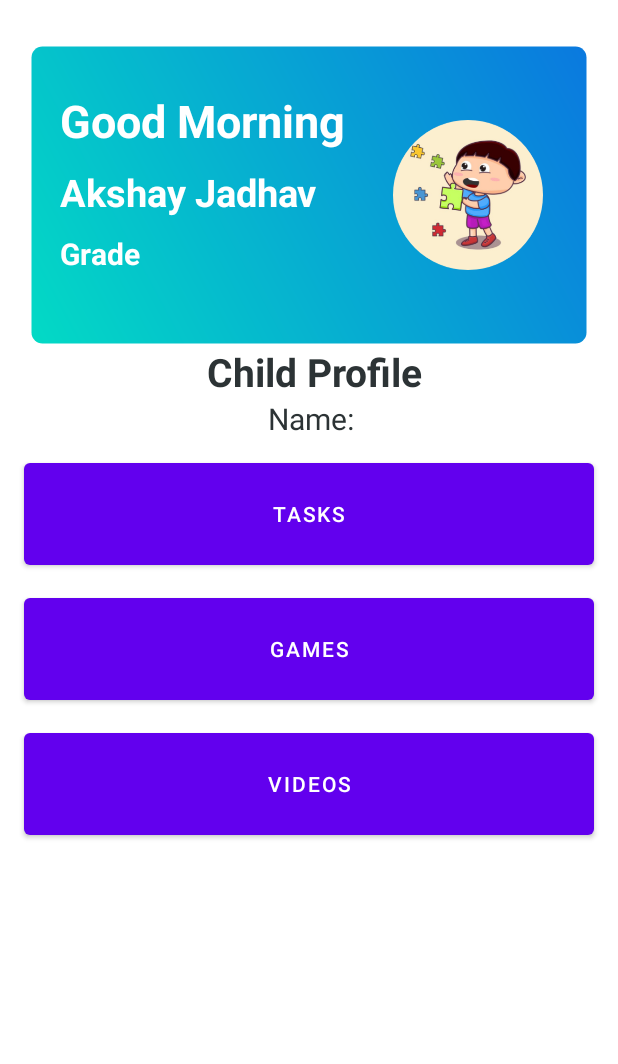
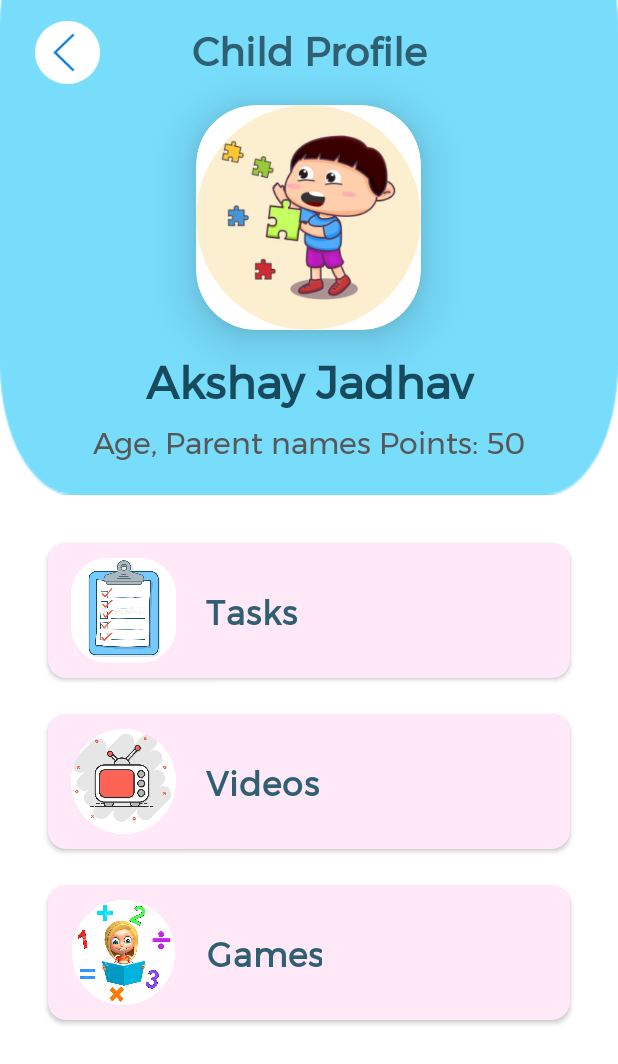
Before and after one commit to Akshay0701/Autism_Project, an Android app: the layout activity_child_profile.xml on its own in the app's theme, with its tools: preview values and no code run, on a phone screen of 412 x 824 dp. Shown: the top 1064 px of the screen. Run offline under Robolectric (Android 15) with nearby library versions, the phone set to English and light mode, and no system bars; Roboto replaces fonts that are not available here.

Commit message:
done parent child profile UI

```diff
--- a/app/src/main/AndroidManifest.xml
+++ b/app/src/main/AndroidManifest.xml
@@ -78,6 +78,7 @@
             android:exported="false" />
         <activity
             android:name=".Parent.ChildProfile"
+            android:theme="@style/Theme.AppCompat.NoActionBar"
             android:exported="false" />
         <activity
             android:name=".Parent.ParentHome"
--- a/app/src/main/java/com/example/autismproject/Parent/ChildProfile.java
+++ b/app/src/main/java/com/example/autismproject/Parent/ChildProfile.java
@@ -2,6 +2,7 @@ package com.example.autismproject.Parent;
 
 import androidx.annotation.NonNull;
 import androidx.appcompat.app.AppCompatActivity;
+import androidx.cardview.widget.CardView;
 import androidx.recyclerview.widget.LinearLayoutManager;
 
 import android.annotation.SuppressLint;
@@ -11,9 +12,11 @@ import android.os.Bundle;
 import android.preference.PreferenceManager;
 import android.view.View;
 import android.widget.Button;
+import android.widget.ImageView;
 import android.widget.TextView;
 import android.widget.Toast;
 
+import com.bumptech.glide.Glide;
 import com.example.autismproject.Adapters.AdapterChilds;
 import com.example.autismproject.Games.GameMainAcitivty;
 import com.example.autismproject.Models.Child;
@@ -25,11 +28,12 @@ import com.google.firebase.database.DatabaseError;
 import com.google.firebase.database.DatabaseReference;
 import com.google.firebase.database.FirebaseDatabase;
 import com.google.firebase.database.ValueEventListener;
+import com.squareup.picasso.Picasso;
 
 // this activity helps parent get more details of child and provide facilities to add new task, games, videos for thier child.
 public class ChildProfile extends AppCompatActivity {
 
-    TextView childProfileDetails;
+    TextView childProfileDetails, childProfileName;
 
     FirebaseDatabase firebaseDatabase;
     DatabaseReference databaseReference;
@@ -39,7 +43,8 @@ public class ChildProfile extends AppCompatActivity {
     String mPid,mEmail;
     private FirebaseAuth mAuth;
 
-    Button childTasks, childGames, childVideos;
+    CardView childTasks, childGames, childVideos;
+    ImageView childImage;
 
     @Override
     protected void onCreate(Bundle savedInstanceState) {
@@ -51,24 +56,21 @@ public class ChildProfile extends AppCompatActivity {
         databaseReference = firebaseDatabase.getReference("Childs");
 
         childProfileDetails = findViewById(R.id.child_profile_name_age_scores);
+        childProfileName = findViewById(R.id.child_profile_name);
+        childImage = findViewById(R.id.child_profile_img);
 
-        childTasks = findViewById(R.id.child_profile_task);
+        childTasks = findViewById(R.id.cardview_task);
         childTasks.setOnClickListener(view -> {
             startActivity(new Intent(ChildProfile.this, ParentTasksActivity.class));
         });
 
-        childGames = findViewById(R.id.child_profile_games);
+        childGames = findViewById(R.id.cardview_games);
         childGames.setOnClickListener(view -> {
             startActivity(new Intent(ChildProfile.this, GameMainAcitivty.class));
         });
 
-        childVideos = findViewById(R.id.child_profile_videos);
-        childVideos.setOnClickListener(new View.OnClickListener() {
-            @Override
-            public void onClick(View view) {
-                startActivity(new Intent(ChildProfile.this, ParentVideo.class));
-            }
-        });
+        childVideos = findViewById(R.id.cardview_video);
+        childVideos.setOnClickListener(view -> startActivity(new Intent(ChildProfile.this, ParentVideo.class)));
     }
 
     @Override
@@ -103,7 +105,13 @@ public class ChildProfile extends AppCompatActivity {
                         if(child != null && child.getcID().equals(cID)) {
                             childProfile = child;
                             //adapter
-                            childProfileDetails.setText("Name: " + childProfile.getName() + " Age: " + childProfile.getAge() + " Scores: " + childProfile.getScores());
+                            try{
+                                Picasso.get().load(child.getImgUrl()).placeholder(R.drawable.childlogo).into(childImage);
+                            }catch (Exception e){
+                                Picasso.get().load(R.drawable.childlogo).into(childImage);
+                            }
+                            childProfileName.setText(childProfile.getName());
+                            childProfileDetails.setText(" Age: " + childProfile.getAge() + ", Scores: " + childProfile.getScores());
                         }
                     }
                 }
--- a/app/src/main/res/layout/activity_child_profile.xml
+++ b/app/src/main/res/layout/activity_child_profile.xml
@@ -7,118 +7,241 @@
     android:background="@color/colorAccent"
     tools:context=".Parent.ChildProfile">
 
+    <ImageView
+        android:id="@+id/backimg"
+        android:layout_width="match_parent"
+        android:layout_height="400dp"
+        android:layout_marginTop="-70dp"
+        android:scaleType="fitXY"
+        android:src="@drawable/clickboardbackimg"></ImageView>
+
+    <ImageView
+        android:id="@+id/backBtn"
+        android:layout_width="50dp"
+        android:layout_height="50dp"
+        android:padding="3dp"
+        android:layout_marginStart="20dp"
+        android:layout_marginTop="10dp"
+        android:layout_marginEnd="20dp"
+        android:layout_marginBottom="20dp"
+        android:src="@drawable/backiconwhite"></ImageView>
+
+
+    <ScrollView
+        android:layout_width="match_parent"
+        android:layout_below="@id/backimg"
+        android:layout_height="wrap_content">
+
+        <LinearLayout
+            android:layout_margin="20dp"
+            android:layout_width="match_parent"
+            android:orientation="vertical"
+            android:layout_height="wrap_content">
+
+            <androidx.cardview.widget.CardView
+                android:id="@+id/cardview_task"
+                android:layout_width="match_parent"
+                android:layout_height="90dp"
+                app:cardBackgroundColor="#FFE9F9"
+                app:cardCornerRadius="12dp"
+                android:layout_margin="12dp">
+
+                <RelativeLayout
+                    android:layout_width="match_parent"
+                    android:layout_height="match_parent"
+                    android:gravity="center_vertical"
+                    android:paddingStart="15dp">
+
+                    <ImageView
+                        android:id="@+id/i1"
+                        android:layout_width="70dp"
+                        android:layout_height="70dp"
+                        android:src="@drawable/todocartoonimg" />
+
+                    <TextView
+                        android:id="@+id/t1"
+                        android:layout_width="wrap_content"
+                        android:layout_height="wrap_content"
+                        android:layout_marginStart="20dp"
+                        android:layout_marginTop="20dp"
+                        android:layout_toEndOf="@id/i1"
+                        android:fontFamily="@font/montserrat"
+                        android:gravity="center"
+                        android:letterSpacing="0.03"
+                        android:text="Tasks"
+                        android:textAlignment="center"
+                        android:textColor="#305F72"
+                        android:textSize="22sp"
+                        android:textStyle="bold" />
+
+
+                </RelativeLayout>
+
+            </androidx.cardview.widget.CardView>
+
+            <androidx.cardview.widget.CardView
+                android:id="@+id/cardview_video"
+                android:layout_width="match_parent"
+                android:layout_height="90dp"
+                app:cardBackgroundColor="#FFE9F9"
+                app:cardCornerRadius="12dp"
+                android:layout_margin="12dp">
+
+                <RelativeLayout
+                    android:layout_width="match_parent"
+                    android:layout_height="match_parent"
+                    android:gravity="center_vertical"
+                    android:paddingStart="15dp">
+
+                    <ImageView
+                        android:id="@+id/i3"
+                        android:layout_width="70dp"
+                        android:layout_height="70dp"
+                        android:src="@drawable/videocartoonimg" />
+
+                    <TextView
+                        android:id="@+id/t3"
+                        android:layout_width="wrap_content"
+                        android:layout_height="wrap_content"
+                        android:text="Videos"
+                        android:layout_toEndOf="@id/i3"
+                        android:gravity="center"
+                        android:textSize="22sp"
+                        android:fontFamily="@font/montserrat"
+                        android:textStyle="bold"
+                        android:textColor="#305F72"
+                        android:textAlignment="center"
+                        android:letterSpacing="0.03"
+                        android:layout_marginStart="20dp"
+                        android:layout_marginTop="20dp"/>
+
+
+                </RelativeLayout>
+
+            </androidx.cardview.widget.CardView>
+
+            <androidx.cardview.widget.CardView
+                android:id="@+id/cardview_games"
+                android:layout_width="match_parent"
+                android:layout_height="90dp"
+                app:cardBackgroundColor="#FFE9F9"
+                app:cardCornerRadius="12dp"
+                android:layout_margin="12dp">
+
+                <RelativeLayout
+                    android:layout_width="match_parent"
+                    android:layout_height="match_parent"
+                    android:gravity="center_vertical"
+                    android:paddingStart="15dp">
+
+                    <ImageView
+                        android:id="@+id/i2"
+                        android:layout_width="70dp"
+                        android:layout_height="70dp"
+                        android:src="@drawable/gamelogo" />
+
+                    <TextView
+                        android:id="@+id/t2"
+                        android:layout_width="wrap_content"
+                        android:layout_height="wrap_content"
+                        android:layout_marginStart="20dp"
+                        android:layout_marginTop="20dp"
+                        android:layout_toEndOf="@id/i2"
+                        android:fontFamily="@font/montserrat"
+                        android:gravity="center"
+                        android:letterSpacing="0.03"
+                        android:text="Games"
+                        android:textAlignment="center"
+                        android:textColor="#305F72"
+                        android:textSize="22sp"
+                        android:textStyle="bold" />
+
+
+                </RelativeLayout>
+
+            </androidx.cardview.widget.CardView>
+
+
+        </LinearLayout>
+    </ScrollView>
+
+
     <LinearLayout
         android:layout_width="match_parent"
-        android:orientation="vertical"
-        android:layout_margin="10dp"
-        android:layout_height="match_parent">
+        android:layout_height="match_parent"
+        android:layout_marginStart="10dp"
+        android:layout_marginTop="10dp"
+        android:layout_marginEnd="10dp"
+        android:layout_marginBottom="10dp"
+        android:orientation="vertical">
 
         <LinearLayout
-            android:id="@+id/linearc"
             android:layout_width="match_parent"
-            android:orientation="vertical"
-            android:layout_marginTop="20dp"
-            android:layout_marginRight="10dp"
-            android:layout_marginLeft="10dp"
-            android:layout_height="wrap_content">
-            <LinearLayout
+            android:layout_height="wrap_content"
+            android:orientation="horizontal"
+            android:weightSum="3">
+
+            <TextView
                 android:layout_width="match_parent"
-                android:background="@drawable/buttondesign"
-                android:orientation="horizontal"
-                android:weightSum="2"
-                android:layout_height="200dp">
-                <LinearLayout
-                    android:layout_width="wrap_content"
-                    android:layout_weight="2"
-                    android:paddingLeft="20dp"
-                    android:orientation="vertical"
-                    android:layout_height="wrap_content">
-                    <TextView
-                        android:id="@+id/txt_greet"
-                        android:layout_width="match_parent"
-                        android:text="Good Morning"
-                        android:layout_marginTop="30dp"
-                        android:textColor="@color/colorAccent"
-                        android:textStyle="bold"
-                        android:textSize="30dp"
-                        android:layout_height="wrap_content"></TextView>
-                    <TextView
-                        android:id="@+id/txt_name"
-                        android:layout_width="match_parent"
-                        android:text="Akshay Jadhav"
-                        android:textColor="@color/colorAccent"
-                        android:layout_marginTop="10dp"
-                        android:textStyle="bold"
-                        android:textSize="25dp"
-                        android:layout_height="wrap_content"></TextView>
-                    <TextView
-                        android:id="@+id/txt_dash_grade"
-                        android:layout_width="match_parent"
-                        android:text="Grade"
-                        android:textColor="@color/colorAccent"
-                        android:layout_marginTop="10dp"
-                        android:textStyle="bold"
-                        android:textSize="20dp"
-                        android:layout_height="wrap_content"></TextView>
-                </LinearLayout>
-                <ImageView
-                    android:layout_width="100dp"
-                    android:src="@drawable/childlogo"
-                    android:layout_marginRight="30dp"
-                    android:layout_gravity="center_vertical"
-                    android:layout_height="100dp"></ImageView>
-            </LinearLayout>
+                android:layout_height="50dp"
+                android:layout_marginStart="10dp"
+                android:layout_marginEnd="10dp"
+                android:layout_marginBottom="10dp"
+                android:fontFamily="@font/montserrat"
+                android:gravity="center"
+                android:text="Child Profile"
+                android:textColor="@color/colorText"
+                android:textSize="26dp"
+                android:textStyle="bold" />
+
+
+
         </LinearLayout>
 
-        <TextView
-            android:text="Child Profile"
-            android:textSize="26dp"
-            android:gravity="center"
-            android:textStyle="bold"
-            android:textColor="@color/colorDark"
-            android:layout_marginLeft="7dp"
-            android:layout_width="match_parent"
-            android:layout_height="wrap_content"></TextView>
+        <androidx.cardview.widget.CardView
+            android:layout_width="150dp"
+            android:layout_height="150dp"
+            android:elevation="20dp"
+            app:cardElevation="20dp"
+            android:id="@+id/view2"
+            app:cardCornerRadius="40dp"
+            android:layout_gravity="center"
+            android:innerRadius="0dp"
+            android:shape="ring"
+            android:thicknessRatio="1.9">
+            <ImageView
+                android:id="@+id/child_profile_img"
+                android:layout_width="150dp"
+                android:layout_height="150dp"
+                android:scaleType="centerCrop"
+                android:layout_gravity="center"
+                android:src="@drawable/childlogo"></ImageView>
+        </androidx.cardview.widget.CardView>
+
 
         <TextView
-            android:text="Name: "
-            android:textSize="20dp"
+            android:id="@+id/child_profile_name"
+            android:layout_width="match_parent"
+            android:layout_height="50dp"
+            android:layout_marginTop="10dp"
+            android:layout_marginStart="10dp"
+            android:layout_marginEnd="10dp"
+            android:fontFamily="@font/montserrat"
             android:gravity="center"
-            android:textColor="@color/colorDark"
-            android:layout_marginLeft="7dp"
+            android:text="Akshay Jadhav"
+            android:textColor="#184A5E"
+            android:textSize="30dp"
+            android:textStyle="bold" />
+
+        <TextView
             android:id="@+id/child_profile_name_age_scores"
             android:layout_width="match_parent"
-            android:layout_height="wrap_content"></TextView>
-
-        <Button
-            android:layout_marginTop="10dp"
-            android:layout_width="380dp"
-            android:layout_height="80dp"
+            android:layout_height="30dp"
+            android:fontFamily="@font/montserrat"
             android:gravity="center"
-            android:layout_gravity="center"
-            android:text="Tasks"
-            android:textColor="@color/colorAccent"
-            android:id="@+id/child_profile_task"/>
-        <Button
-            android:layout_marginTop="10dp"
-            android:layout_width="380dp"
-            android:layout_height="80dp"
-            android:gravity="center"
-            android:layout_gravity="center"
-            android:text="Games"
-            android:textColor="@color/colorAccent"
-            android:id="@+id/child_profile_games"/>
-        <Button
-            android:layout_marginTop="10dp"
-            android:layout_width="380dp"
-            android:layout_height="80dp"
-            android:gravity="center"
-            android:layout_gravity="center"
-            android:text="Videos"
-            android:textColor="@color/colorAccent"
-            android:id="@+id/child_profile_videos"/>
-
-
+            android:text="Age, Parent names Points: 50"
+            android:textColor="@color/colorPrimaryFadded"
+            android:textSize="20dp" />
 
     </LinearLayout>
 
--- a/app/src/main/res/layout/activity_parent_click_board.xml
+++ b/app/src/main/res/layout/activity_parent_click_board.xml
@@ -87,10 +87,10 @@
 
         <ImageView
             android:layout_width="match_parent"
-            android:src="@drawable/clickboardbackimg"
+            android:layout_height="100dp"
+            android:layout_marginBottom="-20dp"
             android:scaleType="fitXY"
-            android:layout_marginBottom="-20dp"
-            android:layout_height="100dp"></ImageView>
+            android:src="@drawable/clickboardbackimg"></ImageView>
 
         <androidx.recyclerview.widget.RecyclerView
             android:id="@+id/parent_clickboard_category_recyclerview"
```
Also changed, not shown: app/src/main/res/drawable/gamelogo.png (added), app/src/main/res/drawable/todocartoonimg.png (added), app/src/main/res/drawable/videocartoonimg.png (added).
